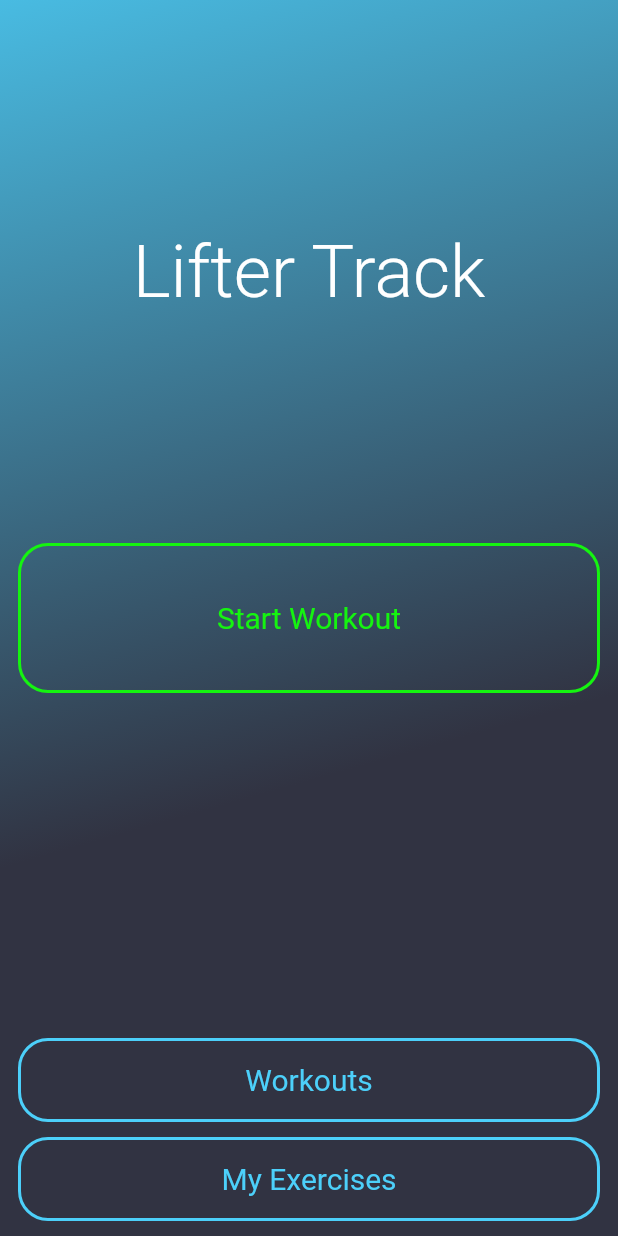
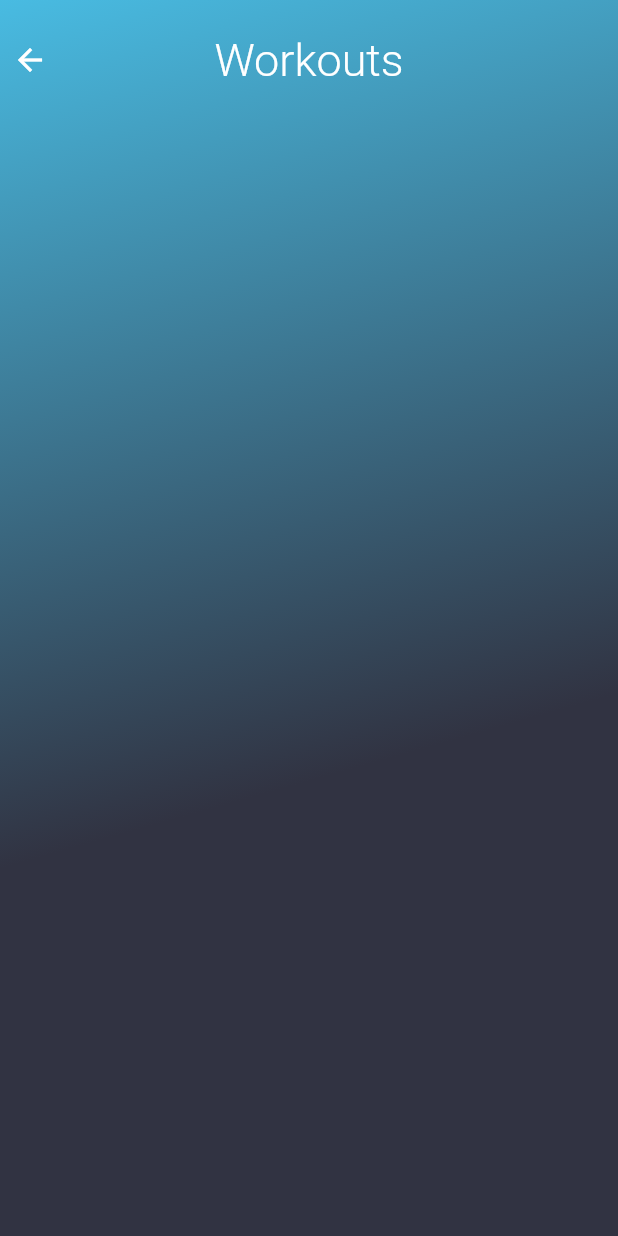
Before and after one commit to KeanuInterone/LifterTrackApp, a Flutter app: the HomePage screen opened by its route, after a tap on "Workouts", on a phone screen of 412 x 824 dp. Run offline on Flutter 3.47's test engine with Material 2 defaults, Android fonts, the phone set to English and light mode, and no system bars; our stand-ins replace flutter_signin_button, shared_preferences; accounts and stored records are empty.

```diff
--- /dev/null
+++ b/lib/models/Notifiers/workouts.dart
@@ -0,0 +1,15 @@
+import 'package:flutter/material.dart';
+import 'package:lifter_track_app/models/response.dart';
+import 'package:lifter_track_app/models/workout.dart';
+
+class Workouts extends ChangeNotifier {
+  List<Workout> workouts = [];
+
+  Future<Response> getWorkouts() async {
+
+    Response res = await Workout.getLatestWorkouts();
+    workouts = res.data;
+    return res;
+
+  }
+}
--- a/lib/pages/home.dart
+++ b/lib/pages/home.dart
@@ -163,6 +163,9 @@ class _HomePage extends State<HomePage> with WidgetsBindingObserver {
                 text: 'Workouts',
                 color: Theme.of(context).primaryColor,
                 height: 56,
+                onPressed: () {
+                  navigateTo('workouts', context);
+                }
               ),
             ),
             Container(
@@ -175,7 +178,7 @@ class _HomePage extends State<HomePage> with WidgetsBindingObserver {
                   navigateTo('exercises', context);
                 },
               ),
-            )
+            ),
           ],
         ),
       ),
--- /dev/null
+++ b/lib/pages/workouts.dart
@@ -0,0 +1,84 @@
+import 'package:flutter/material.dart';
+import 'package:lifter_track_app/components/background.dart';
+import 'package:lifter_track_app/components/box.dart';
+import 'package:lifter_track_app/components/navigator.dart';
+import 'package:lifter_track_app/components/text.dart';
+import 'package:lifter_track_app/models/Notifiers/workouts.dart';
+import 'package:lifter_track_app/models/workout.dart';
+import 'package:provider/provider.dart';
+
+class WorkoutsPage extends StatefulWidget {
+  const WorkoutsPage({Key key}) : super(key: key);
+
+  @override
+  _WorkoutsPageState createState() => _WorkoutsPageState();
+}
+
+class _WorkoutsPageState extends State<WorkoutsPage> {
+  @override
+  Widget build(BuildContext context) {
+    return background(
+      context,
+      child: Scaffold(
+        backgroundColor: Colors.transparent,
+        body: SafeArea(
+          child: Column(
+            crossAxisAlignment: CrossAxisAlignment.stretch,
+            children: [
+              header(context),
+              Expanded(
+                child: Consumer<Workouts>(
+                    builder: (context, workoutsNotifier, child) {
+                  return ListView.builder(
+                      itemCount: workoutsNotifier.workouts.length,
+                      itemBuilder: (context, index) {
+                        Workout workout = workoutsNotifier.workouts[index];
+                        return workoutWidget(workout);
+                      });
+                }),
+              )
+            ],
+          ),
+        ),
+      ),
+    );
+  }
+
+  Widget header(context) {
+    return Container(
+      height: 80,
+      child: Stack(
+        children: [
+          Container(
+            constraints: BoxConstraints.expand(width: 24),
+            child: IconButton(
+              onPressed: () {
+                pop(context);
+              },
+              icon: Icon(
+                Icons.arrow_back,
+                color: Colors.white,
+              ),
+            ),
+          ),
+          Center(
+            child: text('Workouts', fontSize: 30),
+          ),
+        ],
+      ),
+    );
+  }
+
+  Widget workoutWidget(Workout workout) {
+    return box(
+      borderColor: Theme.of(context).primaryColor,
+      child: ListView.builder(
+        shrinkWrap: true,
+        physics: ClampingScrollPhysics(),
+        itemCount: workout.setGroups.length > 3 ? 3 : workout.setGroups.length,
+        itemBuilder: (context, index) {
+          return box(fillColor: Theme.of(context).primaryColor, child: text('I am an exercise'));
+        })
+    );
+  }
+}
```
Also changed, not shown: lib/main.dart (+5 -2 lines), lib/models/Notifiers/exercises.dart (+14 -1 lines), lib/models/Notifiers/tags_notifier.dart (+6 -2 lines), lib/models/api.dart (+62 -0 lines), lib/models/set_group.dart (+6 -1 lines), lib/models/workout.dart (+22 -1 lines), lib/pages/login.dart (+6 -1 lines), lib/pages/select_exercise.dart (+43 -1 lines), lib/pages/workout.dart (+58 -6 lines).
